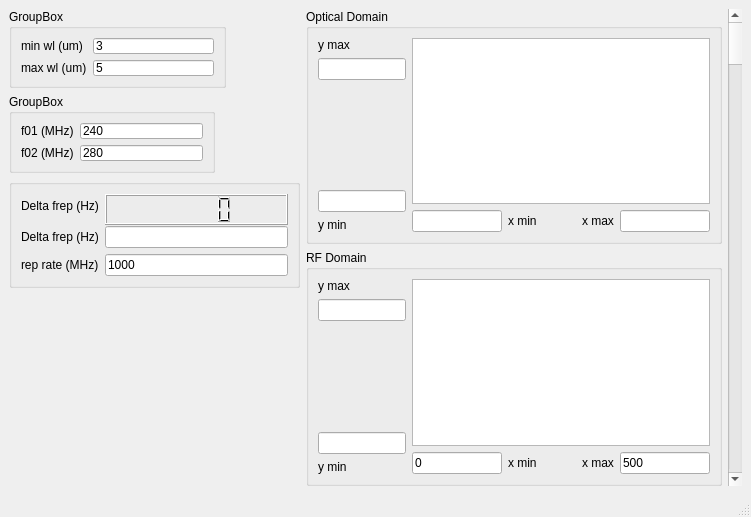
Old version of the form Gui_DCS_Lockpoints.ui in the repository peter-chang62/Microscope_Data_Analysis.
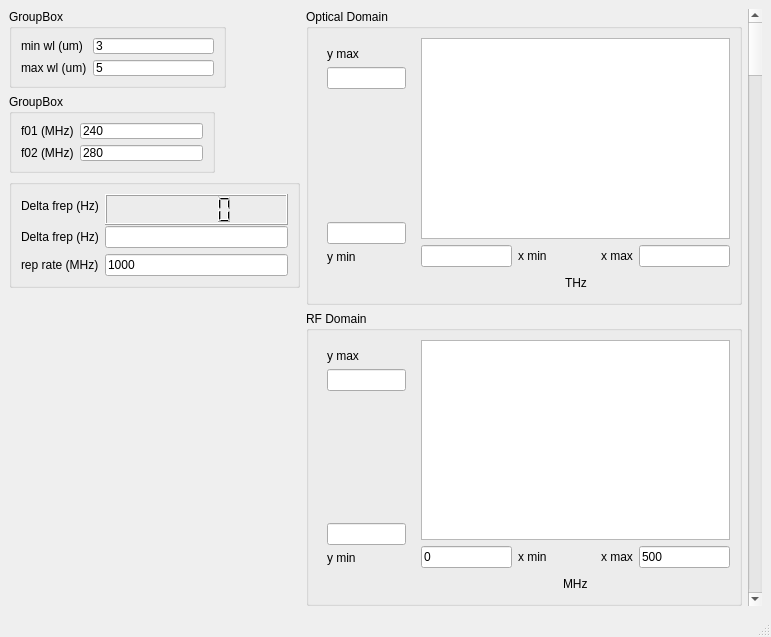
New version of the form. Custom widgets are drawn as their Qt base class.

The edit to the form file:
```diff
--- a/Gui_DCS_Lockpoints.ui
+++ b/Gui_DCS_Lockpoints.ui
@@ -6,15 +6,15 @@
    <rect>
     <x>0</x>
     <y>0</y>
-    <width>751</width>
-    <height>517</height>
+    <width>771</width>
+    <height>637</height>
    </rect>
   </property>
   <property name="windowTitle">
    <string>MainWindow</string>
   </property>
   <widget class="QWidget" name="centralwidget">
-   <layout class="QHBoxLayout" name="horizontalLayout_3">
+   <layout class="QHBoxLayout" name="horizontalLayout_5">
     <item>
      <layout class="QVBoxLayout" name="verticalLayout_6">
       <item>
@@ -190,73 +190,16 @@
      </layout>
     </item>
     <item>
-     <layout class="QVBoxLayout" name="verticalLayout_11">
+     <layout class="QVBoxLayout" name="verticalLayout_15">
       <item>
-       <widget class="QGroupBox" name="">
+       <widget class="QGroupBox" name="groupBox">
         <property name="title">
          <string>Optical Domain</string>
         </property>
         <layout class="QGridLayout" name="gridLayout">
-         <item row="0" column="0">
-          <layout class="QVBoxLayout" name="verticalLayout_4">
-           <item>
-            <layout class="QVBoxLayout" name="verticalLayout">
-             <item>
-              <widget class="QLabel" name="label_5">
-               <property name="text">
-                <string>y max</string>
-               </property>
-              </widget>
-             </item>
-             <item>
-              <widget class="QLineEdit" name="le_ymax">
-               <property name="maximumSize">
-                <size>
-                 <width>91</width>
-                 <height>16777215</height>
-                </size>
-               </property>
-              </widget>
-             </item>
-            </layout>
-           </item>
-           <item>
-            <spacer name="verticalSpacer">
-             <property name="orientation">
-              <enum>Qt::Vertical</enum>
-             </property>
-             <property name="sizeHint" stdset="0">
-              <size>
-               <width>20</width>
-               <height>40</height>
-              </size>
-             </property>
-            </spacer>
-           </item>
-           <item>
-            <layout class="QVBoxLayout" name="verticalLayout_3">
-             <item>
-              <widget class="QLineEdit" name="le_ymin">
-               <property name="maximumSize">
-                <size>
-                 <width>91</width>
-                 <height>16777215</height>
-                </size>
-               </property>
-              </widget>
-             </item>
-             <item>
-              <widget class="QLabel" name="label_6">
-               <property name="text">
-                <string>y min</string>
-               </property>
-              </widget>
-             </item>
-            </layout>
-           </item>
-          </layout>
-         </item>
          <item row="0" column="1">
+          <layout class="QVBoxLayout" name="verticalLayout_12">
+           <item>
           <layout class="QVBoxLayout" name="verticalLayout_2">
            <item>
             <widget class="PlotWidget" name="gv"/>
@@ -314,75 +257,141 @@
            </item>
           </layout>
          </item>
-        </layout>
+           <item>
+            <layout class="QHBoxLayout" name="horizontalLayout_4">
+             <item>
+              <spacer name="horizontalSpacer_5">
+               <property name="orientation">
+                <enum>Qt::Horizontal</enum>
+               </property>
+               <property name="sizeHint" stdset="0">
+                <size>
+                 <width>40</width>
+                 <height>20</height>
+                </size>
+               </property>
+              </spacer>
+             </item>
+             <item>
+              <widget class="QLabel" name="label_17">
+               <property name="text">
+                <string>THz</string>
+               </property>
+              </widget>
+             </item>
+             <item>
+              <spacer name="horizontalSpacer_6">
+               <property name="orientation">
+                <enum>Qt::Horizontal</enum>
+               </property>
+               <property name="sizeHint" stdset="0">
+                <size>
+                 <width>40</width>
+                 <height>20</height>
+                </size>
+               </property>
+              </spacer>
+             </item>
+            </layout>
+           </item>
+          </layout>
+         </item>
+         <item row="0" column="0">
+          <widget class="QFrame" name="">
+           <property name="maximumSize">
+            <size>
+             <width>97</width>
+             <height>16777215</height>
+            </size>
+           </property>
+           <layout class="QVBoxLayout" name="verticalLayout_14">
+            <item>
+             <layout class="QVBoxLayout" name="verticalLayout_4">
+              <item>
+               <layout class="QVBoxLayout" name="verticalLayout">
+                <item>
+                 <widget class="QLabel" name="label_5">
+                  <property name="text">
+                   <string>y max</string>
+                  </property>
        </widget>
       </item>
       <item>
-       <widget class="QGroupBox" name="">
+                 <widget class="QLineEdit" name="le_ymax">
+                  <property name="maximumSize">
+                   <size>
+                    <width>91</width>
+                    <height>16777215</height>
+                   </size>
+                  </property>
+                 </widget>
+                </item>
+               </layout>
+              </item>
+              <item>
+               <spacer name="verticalSpacer">
+                <property name="orientation">
+                 <enum>Qt::Vertical</enum>
+                </property>
+                <property name="sizeHint" stdset="0">
+                 <size>
+                  <width>20</width>
+                  <height>40</height>
+                 </size>
+                </property>
+               </spacer>
+              </item>
+              <item>
+               <layout class="QVBoxLayout" name="verticalLayout_3">
+                <item>
+                 <widget class="QLineEdit" name="le_ymin">
+                  <property name="maximumSize">
+                   <size>
+                    <width>91</width>
+                    <height>16777215</height>
+                   </size>
+                  </property>
+                 </widget>
+                </item>
+                <item>
+                 <widget class="QLabel" name="label_6">
+                  <property name="text">
+                   <string>y min</string>
+                  </property>
+                 </widget>
+                </item>
+               </layout>
+              </item>
+             </layout>
+            </item>
+            <item>
+             <spacer name="horizontalSpacer_8">
+              <property name="orientation">
+               <enum>Qt::Horizontal</enum>
+              </property>
+              <property name="sizeHint" stdset="0">
+               <size>
+                <width>40</width>
+                <height>20</height>
+               </size>
+              </property>
+             </spacer>
+            </item>
+           </layout>
+          </widget>
+         </item>
+        </layout>
+       </widget>
+      </item>
+      <item>
+       <widget class="QGroupBox" name="groupBox">
         <property name="title">
          <string>RF Domain</string>
         </property>
         <layout class="QGridLayout" name="gridLayout_4">
-         <item row="0" column="0">
-          <layout class="QVBoxLayout" name="verticalLayout_7">
-           <item>
-            <layout class="QVBoxLayout" name="verticalLayout_8">
-             <item>
-              <widget class="QLabel" name="label_11">
-               <property name="text">
-                <string>y max</string>
-               </property>
-              </widget>
-             </item>
-             <item>
-              <widget class="QLineEdit" name="le_ymax_2">
-               <property name="maximumSize">
-                <size>
-                 <width>91</width>
-                 <height>16777215</height>
-                </size>
-               </property>
-              </widget>
-             </item>
-            </layout>
-           </item>
-           <item>
-            <spacer name="verticalSpacer_3">
-             <property name="orientation">
-              <enum>Qt::Vertical</enum>
-             </property>
-             <property name="sizeHint" stdset="0">
-              <size>
-               <width>20</width>
-               <height>40</height>
-              </size>
-             </property>
-            </spacer>
-           </item>
-           <item>
-            <layout class="QVBoxLayout" name="verticalLayout_9">
-             <item>
-              <widget class="QLineEdit" name="le_ymin_2">
-               <property name="maximumSize">
-                <size>
-                 <width>91</width>
-                 <height>16777215</height>
-                </size>
-               </property>
-              </widget>
-             </item>
-             <item>
-              <widget class="QLabel" name="label_12">
-               <property name="text">
-                <string>y min</string>
-               </property>
-              </widget>
-             </item>
-            </layout>
-           </item>
-          </layout>
-         </item>
          <item row="0" column="1">
+          <layout class="QVBoxLayout" name="verticalLayout_11">
+           <item>
           <layout class="QVBoxLayout" name="verticalLayout_10">
            <item>
             <widget class="PlotWidget" name="gv_2"/>
@@ -446,6 +455,129 @@
            </item>
           </layout>
          </item>
+           <item>
+            <layout class="QHBoxLayout" name="horizontalLayout_3">
+             <item>
+              <spacer name="horizontalSpacer_3">
+               <property name="orientation">
+                <enum>Qt::Horizontal</enum>
+               </property>
+               <property name="sizeHint" stdset="0">
+                <size>
+                 <width>40</width>
+                 <height>20</height>
+                </size>
+               </property>
+              </spacer>
+             </item>
+             <item>
+              <widget class="QLabel" name="label_16">
+               <property name="text">
+                <string>MHz</string>
+               </property>
+              </widget>
+             </item>
+             <item>
+              <spacer name="horizontalSpacer_4">
+               <property name="orientation">
+                <enum>Qt::Horizontal</enum>
+               </property>
+               <property name="sizeHint" stdset="0">
+                <size>
+                 <width>40</width>
+                 <height>20</height>
+                </size>
+               </property>
+              </spacer>
+             </item>
+            </layout>
+           </item>
+          </layout>
+         </item>
+         <item row="0" column="0">
+          <widget class="QFrame" name="">
+           <property name="maximumSize">
+            <size>
+             <width>97</width>
+             <height>16777215</height>
+            </size>
+           </property>
+           <layout class="QVBoxLayout" name="verticalLayout_13">
+            <item>
+             <layout class="QVBoxLayout" name="verticalLayout_7">
+              <item>
+               <layout class="QVBoxLayout" name="verticalLayout_8">
+                <item>
+                 <widget class="QLabel" name="label_11">
+                  <property name="text">
+                   <string>y max</string>
+                  </property>
+                 </widget>
+                </item>
+                <item>
+                 <widget class="QLineEdit" name="le_ymax_2">
+                  <property name="maximumSize">
+                   <size>
+                    <width>91</width>
+                    <height>16777215</height>
+                   </size>
+                  </property>
+                 </widget>
+                </item>
+               </layout>
+              </item>
+              <item>
+               <spacer name="verticalSpacer_3">
+                <property name="orientation">
+                 <enum>Qt::Vertical</enum>
+                </property>
+                <property name="sizeHint" stdset="0">
+                 <size>
+                  <width>20</width>
+                  <height>40</height>
+                 </size>
+                </property>
+               </spacer>
+              </item>
+              <item>
+               <layout class="QVBoxLayout" name="verticalLayout_9">
+                <item>
+                 <widget class="QLineEdit" name="le_ymin_2">
+                  <property name="maximumSize">
+                   <size>
+                    <width>91</width>
+                    <height>16777215</height>
+                   </size>
+                  </property>
+                 </widget>
+                </item>
+                <item>
+                 <widget class="QLabel" name="label_12">
+                  <property name="text">
+                   <string>y min</string>
+                  </property>
+                 </widget>
+                </item>
+               </layout>
+              </item>
+             </layout>
+            </item>
+            <item>
+             <spacer name="horizontalSpacer_7">
+              <property name="orientation">
+               <enum>Qt::Horizontal</enum>
+              </property>
+              <property name="sizeHint" stdset="0">
+               <size>
+                <width>40</width>
+                <height>20</height>
+               </size>
+              </property>
+             </spacer>
+            </item>
+           </layout>
+          </widget>
+         </item>
         </layout>
        </widget>
       </item>
```
Left out of the diff: 2 changed lines with no effect on the pictures. Lines whose indentation alone changed are shown as unchanged.
